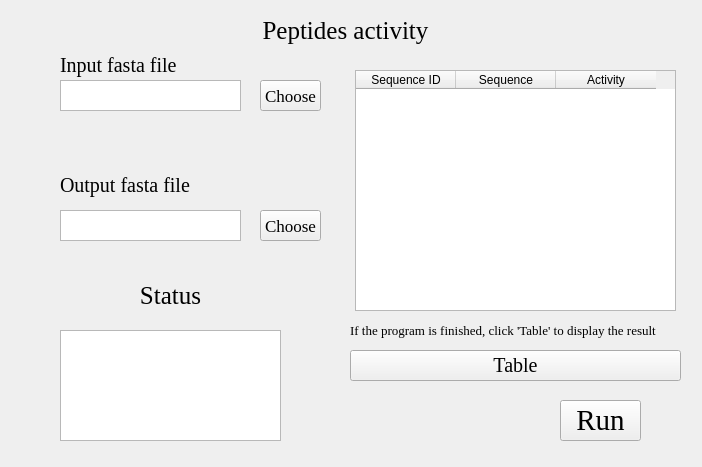
First picture: the form in Peptides.ui, repository hzaurzli/MicroWorldOmics, before the edit.
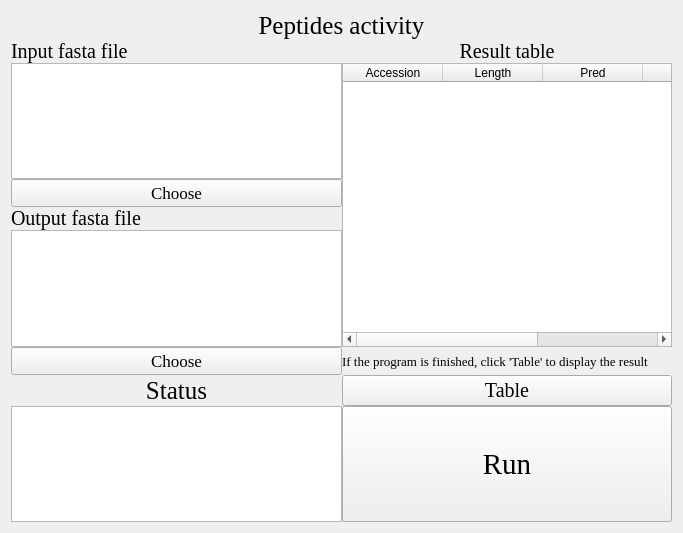
Second picture: the form after the edit. Icons and pictures are not drawn.

```diff
--- a/Peptides.ui
+++ b/Peptides.ui
@@ -6,8 +6,8 @@
    <rect>
     <x>0</x>
     <y>0</y>
-    <width>702</width>
-    <height>467</height>
+    <width>683</width>
+    <height>533</height>
    </rect>
   </property>
   <property name="windowTitle">
@@ -16,37 +16,21 @@
   <property name="styleSheet">
    <string notr="true">background-image: url(D:/Documents/Desktop/bb.png)</string>
   </property>
-  <widget class="QLabel" name="label">
-   <property name="geometry">
-    <rect>
-     <x>250</x>
-     <y>10</y>
-     <width>191</width>
-     <height>41</height>
-    </rect>
-   </property>
-   <property name="font">
-    <font>
-     <family>Times New Roman</family>
-     <pointsize>19</pointsize>
-    </font>
-   </property>
-   <property name="text">
-    <string>Peptides activity</string>
-   </property>
-   <property name="alignment">
-    <set>Qt::AlignCenter</set>
-   </property>
-  </widget>
+  <layout class="QGridLayout" name="gridLayout_6">
+   <item row="0" column="0">
+    <layout class="QGridLayout" name="gridLayout">
+     <property name="spacing">
+      <number>0</number>
+     </property>
+     <item row="2" column="0">
+      <widget class="QTextBrowser" name="textBrowser_2">
+       <property name="styleSheet">
+        <string notr="true">background-image: url(D:/Documents/Desktop/white.png)</string>
+       </property>
+      </widget>
+     </item>
+     <item row="1" column="0">
   <widget class="QLabel" name="label_2">
-   <property name="geometry">
-    <rect>
-     <x>60</x>
-     <y>50</y>
-     <width>161</width>
-     <height>31</height>
-    </rect>
-   </property>
    <property name="font">
     <font>
      <family>Times New Roman</family>
@@ -60,28 +44,25 @@
     <set>Qt::AlignLeading|Qt::AlignLeft|Qt::AlignVCenter</set>
    </property>
   </widget>
-  <widget class="QTextBrowser" name="textBrowser_2">
-   <property name="geometry">
-    <rect>
-     <x>60</x>
-     <y>80</y>
-     <width>181</width>
-     <height>31</height>
-    </rect>
-   </property>
-   <property name="styleSheet">
-    <string notr="true">background-image: url(D:/Documents/Desktop/white.png)</string>
-   </property>
-  </widget>
+     </item>
+     <item row="0" column="0" colspan="2">
+      <widget class="QLabel" name="label">
+       <property name="font">
+        <font>
+         <family>Times New Roman</family>
+         <pointsize>19</pointsize>
+        </font>
+       </property>
+       <property name="text">
+        <string>Peptides activity</string>
+       </property>
+       <property name="alignment">
+        <set>Qt::AlignCenter</set>
+       </property>
+      </widget>
+     </item>
+     <item row="4" column="0">
   <widget class="QLabel" name="label_3">
-   <property name="geometry">
-    <rect>
-     <x>60</x>
-     <y>170</y>
-     <width>161</width>
-     <height>31</height>
-    </rect>
-   </property>
    <property name="font">
     <font>
      <family>Times New Roman</family>
@@ -95,28 +76,16 @@
     <set>Qt::AlignLeading|Qt::AlignLeft|Qt::AlignVCenter</set>
    </property>
   </widget>
+     </item>
+     <item row="5" column="0">
   <widget class="QTextBrowser" name="textBrowser_3">
-   <property name="geometry">
-    <rect>
-     <x>60</x>
-     <y>210</y>
-     <width>181</width>
-     <height>31</height>
-    </rect>
-   </property>
    <property name="styleSheet">
     <string notr="true">background-image: url(D:/Documents/Desktop/white.png)</string>
    </property>
   </widget>
+     </item>
+     <item row="3" column="0">
   <widget class="QPushButton" name="pushButton_2">
-   <property name="geometry">
-    <rect>
-     <x>260</x>
-     <y>80</y>
-     <width>61</width>
-     <height>31</height>
-    </rect>
-   </property>
    <property name="font">
     <font>
      <family>Times New Roman</family>
@@ -127,15 +96,9 @@
     <string>Choose</string>
    </property>
   </widget>
+     </item>
+     <item row="6" column="0">
   <widget class="QPushButton" name="pushButton_3">
-   <property name="geometry">
-    <rect>
-     <x>260</x>
-     <y>210</y>
-     <width>61</width>
-     <height>31</height>
-    </rect>
-   </property>
    <property name="font">
     <font>
      <family>Times New Roman</family>
@@ -146,28 +109,25 @@
     <string>Choose</string>
    </property>
   </widget>
-  <widget class="QTextBrowser" name="textBrowser">
-   <property name="geometry">
-    <rect>
-     <x>60</x>
-     <y>330</y>
-     <width>221</width>
-     <height>111</height>
-    </rect>
-   </property>
-   <property name="styleSheet">
-    <string notr="true">background-image: url(D:/Documents/Desktop/white.png)</string>
-   </property>
-  </widget>
+     </item>
+     <item row="1" column="1">
+      <widget class="QLabel" name="label_7">
+       <property name="font">
+        <font>
+         <family>Times New Roman</family>
+         <pointsize>15</pointsize>
+        </font>
+       </property>
+       <property name="text">
+        <string>Result table</string>
+       </property>
+       <property name="alignment">
+        <set>Qt::AlignCenter</set>
+       </property>
+      </widget>
+     </item>
+     <item row="7" column="0">
   <widget class="QLabel" name="label_4">
-   <property name="geometry">
-    <rect>
-     <x>120</x>
-     <y>280</y>
-     <width>101</width>
-     <height>31</height>
-    </rect>
-   </property>
    <property name="font">
     <font>
      <family>Times New Roman</family>
@@ -181,56 +141,48 @@
     <set>Qt::AlignCenter</set>
    </property>
   </widget>
-  <widget class="QPushButton" name="pushButton">
-   <property name="geometry">
-    <rect>
-     <x>560</x>
-     <y>400</y>
-     <width>81</width>
-     <height>41</height>
-    </rect>
-   </property>
-   <property name="font">
-    <font>
-     <family>Times New Roman</family>
-     <pointsize>22</pointsize>
-    </font>
-   </property>
+     </item>
+     <item row="8" column="0">
+      <widget class="QTextBrowser" name="textBrowser">
+       <property name="styleSheet">
+        <string notr="true">background-image: url(D:/Documents/Desktop/white.png)</string>
+       </property>
+      </widget>
+     </item>
+     <item row="2" column="1" rowspan="4">
+      <widget class="QTableWidget" name="tableWidget">
    <property name="styleSheet">
     <string notr="true">background-image: url(D:/Documents/Desktop/white.png)</string>
    </property>
+       <column>
    <property name="text">
-    <string>Run</string>
-   </property>
-  </widget>
-  <widget class="QPushButton" name="pushButton_4">
-   <property name="geometry">
-    <rect>
-     <x>350</x>
-     <y>350</y>
-     <width>331</width>
-     <height>31</height>
-    </rect>
-   </property>
-   <property name="font">
-    <font>
-     <family>Times New Roman</family>
-     <pointsize>15</pointsize>
-    </font>
-   </property>
+         <string>Accession</string>
+        </property>
+       </column>
+       <column>
+        <property name="text">
+         <string>Length</string>
+        </property>
+       </column>
+       <column>
+        <property name="text">
+         <string>Pred</string>
+        </property>
+       </column>
+       <column>
    <property name="text">
-    <string>Table</string>
-   </property>
-  </widget>
+         <string>Score</string>
+        </property>
+       </column>
+       <column>
+        <property name="text">
+         <string>Type</string>
+        </property>
+       </column>
+      </widget>
+     </item>
+     <item row="6" column="1">
   <widget class="QLabel" name="label_6">
-   <property name="geometry">
-    <rect>
-     <x>350</x>
-     <y>320</y>
-     <width>331</width>
-     <height>20</height>
-    </rect>
-   </property>
    <property name="font">
     <font>
      <family>Times New Roman</family>
@@ -244,34 +196,51 @@
     <set>Qt::AlignLeading|Qt::AlignLeft|Qt::AlignVCenter</set>
    </property>
   </widget>
-  <widget class="QTableWidget" name="tableWidget">
-   <property name="geometry">
-    <rect>
-     <x>355</x>
-     <y>70</y>
-     <width>321</width>
-     <height>241</height>
-    </rect>
+     </item>
+     <item row="7" column="1">
+      <widget class="QPushButton" name="pushButton_4">
+       <property name="sizePolicy">
+        <sizepolicy hsizetype="Minimum" vsizetype="Expanding">
+         <horstretch>0</horstretch>
+         <verstretch>0</verstretch>
+        </sizepolicy>
+       </property>
+       <property name="font">
+        <font>
+         <family>Times New Roman</family>
+         <pointsize>15</pointsize>
+        </font>
+       </property>
+       <property name="text">
+        <string>Table</string>
+       </property>
+      </widget>
+     </item>
+     <item row="8" column="1">
+      <widget class="QPushButton" name="pushButton">
+       <property name="sizePolicy">
+        <sizepolicy hsizetype="Expanding" vsizetype="Expanding">
+         <horstretch>0</horstretch>
+         <verstretch>0</verstretch>
+        </sizepolicy>
+       </property>
+       <property name="font">
+        <font>
+         <family>Times New Roman</family>
+         <pointsize>22</pointsize>
+        </font>
    </property>
    <property name="styleSheet">
     <string notr="true">background-image: url(D:/Documents/Desktop/white.png)</string>
    </property>
-   <column>
     <property name="text">
-     <string>Sequence ID</string>
-    </property>
-   </column>
-   <column>
-    <property name="text">
-     <string>Sequence</string>
-    </property>
-   </column>
-   <column>
-    <property name="text">
-     <string>Activity</string>
-    </property>
-   </column>
-  </widget>
+        <string>Run</string>
+       </property>
+      </widget>
+     </item>
+    </layout>
+   </item>
+  </layout>
  </widget>
  <resources/>
  <connections/>
```
Left out of the diff: 6 changed lines with no effect on the pictures. Lines whose indentation alone changed are shown as unchanged.
